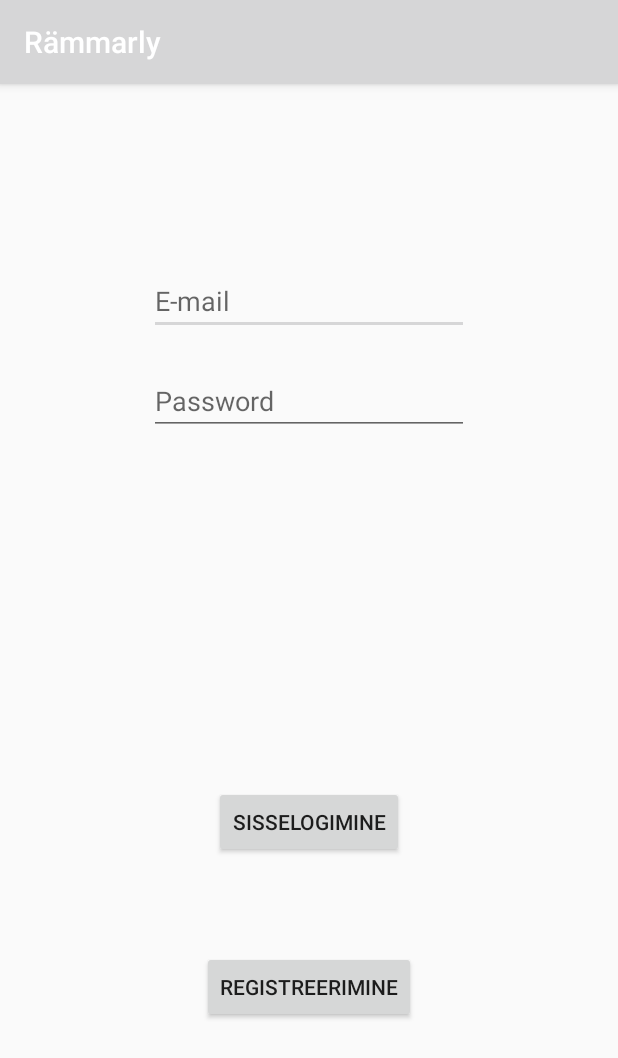
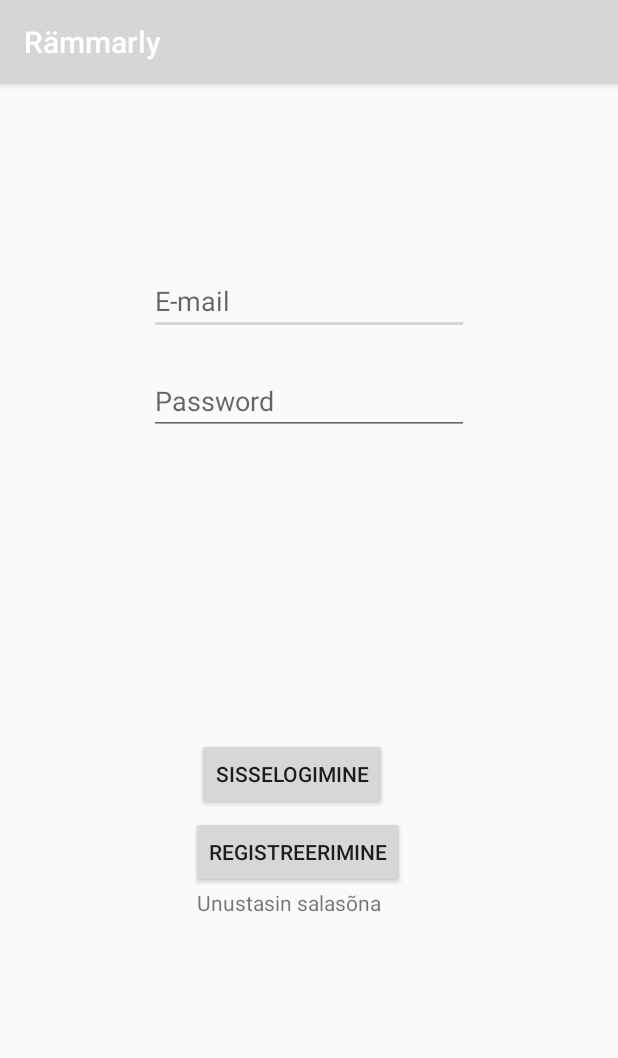
Before and after one commit to markuskoost/Rammarly, an Android app: the screen it shows after launch (LoginActivity), on a phone screen of 412 x 824 dp. Shown: the top 1058 px of the screen. Run offline under Robolectric (Android 15) with nearby library versions, the phone set to English and light mode, and no system bars; our stand-ins replace Firebase (no records; nobody signed in at launch, a user with empty details on screens opened directly).

Commit message:
Forgot password

```diff
--- a/app/src/main/AndroidManifest.xml
+++ b/app/src/main/AndroidManifest.xml
@@ -2,7 +2,6 @@
 <manifest xmlns:android="http://schemas.android.com/apk/res/android"
     xmlns:dist="http://schemas.android.com/apk/distribution"
     package="com.example.rammarly">
-
     <!--
          The ACCESS_COARSE/FINE_LOCATION permissions are not required to use
          Google Maps Android API v2, but you must specify either coarse or fine
@@ -19,7 +18,7 @@
         android:roundIcon="@mipmap/ic_launcher_round"
         android:supportsRtl="true"
         android:theme="@style/AppTheme">
-
+        <activity android:name=".ForgotPasswordActivity"></activity>
         <!--
              The API key for Google Maps-based APIs is defined as a string resource.
              (See the file "res/values/google_maps_api.xml").
@@ -34,7 +33,7 @@
 
         <activity
             android:name=".AddMarkerActivity"
-            android:label="@string/title_activity_add_marker"></activity>
+            android:label="@string/title_activity_add_marker" />
         <activity android:name=".AddInfoActivity" />
         <activity
             android:name=".MapsActivity"
--- a/app/src/main/java/com/example/rammarly/LoginActivity.kt
+++ b/app/src/main/java/com/example/rammarly/LoginActivity.kt
@@ -5,12 +5,13 @@ import android.os.Bundle
 import android.text.TextUtils
 import android.util.Log
 import android.view.View
-import android.widget.Button
-import android.widget.EditText
-import android.widget.ProgressBar
-import android.widget.Toast
 import androidx.appcompat.app.AppCompatActivity
 import com.google.firebase.auth.FirebaseAuth
+import androidx.core.app.ComponentActivity.ExtraData
+import androidx.core.content.ContextCompat.getSystemService
+import android.icu.lang.UCharacter.GraphemeClusterBreak.T
+import android.widget.*
+
 
 class LoginActivity : AppCompatActivity() {
 
@@ -25,6 +26,7 @@ class LoginActivity : AppCompatActivity() {
     private var btnLogin: Button? = null
     private var btnCreateAccount: Button? = null
     private var progressBar: ProgressBar? = null
+    private var btnReset: TextView? = null
 
     override fun onCreate(savedInstanceState: Bundle?) {
         super.onCreate(savedInstanceState)
@@ -39,6 +41,7 @@ class LoginActivity : AppCompatActivity() {
         etPassword = findViewById<View>(R.id.et_password) as EditText
         btnLogin = findViewById<View>(R.id.btn_login) as Button
         btnCreateAccount = findViewById<View>(R.id.btn_createAccount) as Button
+        btnReset = findViewById<View>(R.id.btn_passwordreset) as TextView
         progressBar = findViewById<View>(R.id.progressbar) as ProgressBar
 
         btnCreateAccount!!
@@ -53,6 +56,17 @@ class LoginActivity : AppCompatActivity() {
 
         btnLogin!!
             .setOnClickListener { loginUser() }
+
+        btnReset!!.setOnClickListener(object : View.OnClickListener {
+            override fun onClick(v: View) {
+                startActivity(
+                    Intent(
+                        this@LoginActivity,
+                        ForgotPasswordActivity::class.java
+                    )
+                )
+            }
+        })
     }
 
     private fun loginUser() {
--- a/app/src/main/res/layout/activity_login.xml
+++ b/app/src/main/res/layout/activity_login.xml
@@ -32,28 +32,6 @@
         app:layout_constraintStart_toStartOf="parent"
         app:layout_constraintTop_toBottomOf="@+id/et_email" />
 
-    <Button
-        android:id="@+id/btn_login"
-        android:layout_width="wrap_content"
-        android:layout_height="wrap_content"
-        android:layout_marginBottom="62dp"
-        android:text="@string/sisselogimine"
-        app:layout_constraintBottom_toTopOf="@+id/btn_createAccount"
-        app:layout_constraintEnd_toEndOf="parent"
-        app:layout_constraintHorizontal_bias="0.5"
-        app:layout_constraintStart_toStartOf="parent" />
-
-    <Button
-        android:id="@+id/btn_createAccount"
-        android:layout_width="wrap_content"
-        android:layout_height="wrap_content"
-        android:layout_marginBottom="142dp"
-        android:text="@string/registreerimine"
-        app:layout_constraintBottom_toBottomOf="parent"
-        app:layout_constraintEnd_toEndOf="parent"
-        app:layout_constraintHorizontal_bias="0.5"
-        app:layout_constraintStart_toStartOf="parent" />
-
     <ProgressBar
         android:id="@+id/progressbar"
         style="?android:attr/progressBarStyleHorizontal"
@@ -70,10 +48,37 @@
         app:layout_constraintEnd_toEndOf="parent"
         app:layout_constraintStart_toStartOf="parent" />
 
-    <androidx.constraintlayout.widget.Guideline
-        android:id="@+id/guideline2"
+    <TextView
+        android:id="@+id/btn_passwordreset"
         android:layout_width="wrap_content"
         android:layout_height="wrap_content"
-        android:orientation="horizontal"
-        app:layout_constraintGuide_end="253dp" />
+        android:layout_marginStart="4dp"
+        android:clickable="true"
+        android:linksClickable="false"
+        android:longClickable="false"
+        android:text="Unustasin salasõna"
+        app:layout_constraintStart_toStartOf="@+id/btn_createAccount"
+        app:layout_constraintTop_toBottomOf="@+id/btn_createAccount" />
+
+    <Button
+        android:id="@+id/btn_createAccount"
+        android:layout_width="wrap_content"
+        android:layout_height="wrap_content"
+        android:layout_marginBottom="232dp"
+        android:text="@string/registreerimine"
+        app:layout_constraintBottom_toBottomOf="parent"
+        app:layout_constraintEnd_toEndOf="parent"
+        app:layout_constraintHorizontal_bias="0.473"
+        app:layout_constraintStart_toStartOf="parent" />
+
+    <Button
+        android:id="@+id/btn_login"
+        android:layout_width="wrap_content"
+        android:layout_height="wrap_content"
+        android:layout_marginStart="4dp"
+        android:layout_marginBottom="4dp"
+        android:text="@string/sisselogimine"
+        app:layout_constraintBottom_toTopOf="@+id/btn_createAccount"
+        app:layout_constraintStart_toStartOf="@+id/btn_createAccount" />
+
 </androidx.constraintlayout.widget.ConstraintLayout>
```
Also changed, not shown: app/src/main/java/com/example/rammarly/ForgotPasswordActivity.kt (added, +64 -0 lines), app/src/main/res/layout/activity_forgot_password.xml (added, +36 -0 lines).
